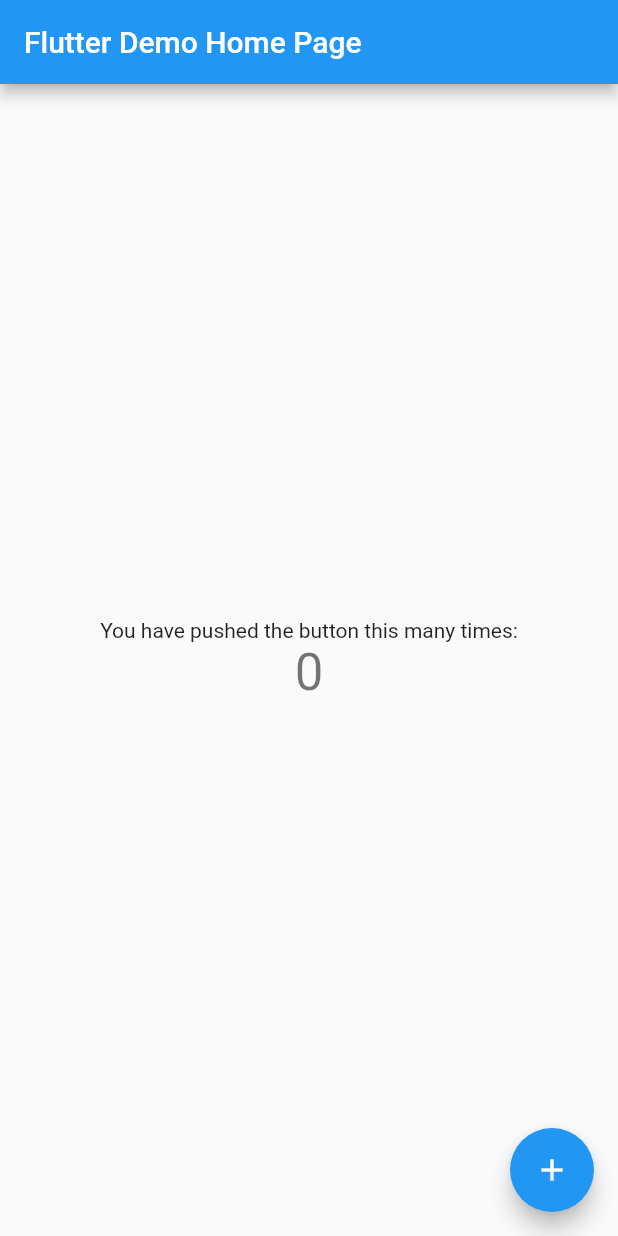
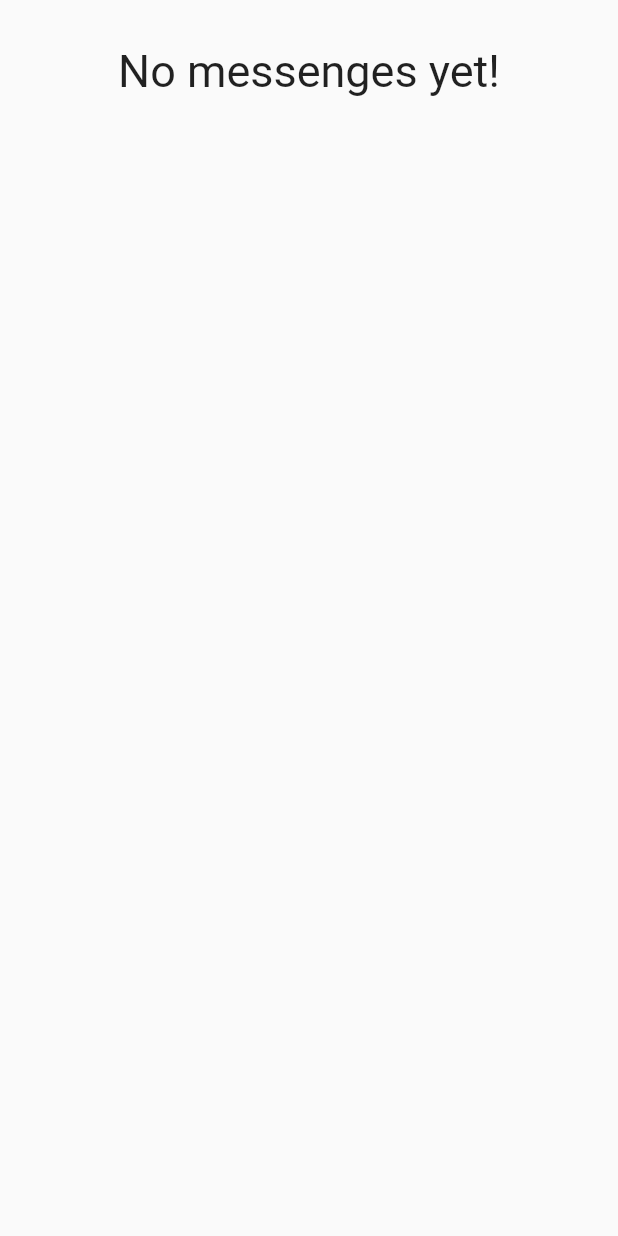
Before and after one commit to jhonantanErnane/FlutterMsg, a Flutter app: the screen it shows after launch, on a phone screen of 412 x 824 dp. Run offline on Flutter 3.47's test engine with Material 2 defaults, Android fonts, the phone set to English and light mode, and no system bars.

Commit message:
Page Messenges Add, playing build layout

```diff
--- a/lib/main.dart
+++ b/lib/main.dart
@@ -1,109 +1,43 @@
 import 'package:flutter/material.dart';
 
-void main() => runApp(new MyApp());
+import 'pages/messenges.dart';
 
-class MyApp extends StatelessWidget {
-  // This widget is the root of your application.
+void main() => runApp(new Tabs());
+
+class Tabs extends StatelessWidget {
   @override
   Widget build(BuildContext context) {
     return new MaterialApp(
-      title: 'Flutter Demo',
-      theme: new ThemeData(
-        // This is the theme of your application.
-        //
-        // Try running your application with "flutter run". You'll see the
-        // application has a blue toolbar. Then, without quitting the app, try
-        // changing the primarySwatch below to Colors.green and then invoke
-        // "hot reload" (press "r" in the console where you ran "flutter run",
-        // or press Run > Flutter Hot Reload in IntelliJ). Notice that the
-        // counter didn't reset back to zero; the application is not restarted.
-        primarySwatch: Colors.blue,
-      ),
-      home: new MyHomePage(title: 'Flutter Demo Home Page'),
+      title: "asddsa",
+      home: new Messenges()
     );
-  }
+  //     new DefaultTabController(
+  //       length: 1,
+  //       child: new Scaffold(
+  //         appBar: new AppBar(
+  //           bottom: new TabBar(
+  //             tabs: <Widget>[
+  //               new Tab(
+  //                  text: "asddas",
+  //               )
+  //             ],
+  //           ),
+  //           title: new Text("Title"),
+  //         ),
+  //         body: new TabBarView(
+  //           children: <Widget>[
+
+  //           ],
+  //         ),
+  //       ),
+  //     ),
+  //   );
+  // }
 }
-
-class MyHomePage extends StatefulWidget {
-  MyHomePage({Key key, this.title}) : super(key: key);
-
-  // This widget is the home page of your application. It is stateful, meaning
-  // that it has a State object (defined below) that contains fields that affect
-  // how it looks.
-
-  // This class is the configuration for the state. It holds the values (in this
-  // case the title) provided by the parent (in this case the App widget) and
-  // used by the build method of the State. Fields in a Widget subclass are
-  // always marked "final".
-
-  final String title;
-
-  @override
-  _MyHomePageState createState() => new _MyHomePageState();
 }
-
-class _MyHomePageState extends State<MyHomePage> {
-  int _counter = 0;
-
-  void _incrementCounter() {
-    setState(() {
-      // This call to setState tells the Flutter framework that something has
-      // changed in this State, which causes it to rerun the build method below
-      // so that the display can reflect the updated values. If we changed
-      // _counter without calling setState(), then the build method would not be
-      // called again, and so nothing would appear to happen.
-      _counter++;
-    });
-  }
-
-  @override
-  Widget build(BuildContext context) {
-    // This method is rerun every time setState is called, for instance as done
-    // by the _incrementCounter method above.
-    //
-    // The Flutter framework has been optimized to make rerunning build methods
-    // fast, so that you can just rebuild anything that needs updating rather
-    // than having to individually change instances of widgets.
-    return new Scaffold(
-      appBar: new AppBar(
-        // Here we take the value from the MyHomePage object that was created by
-        // the App.build method, and use it to set our appbar title.
-        title: new Text(widget.title),
-      ),
-      body: new Center(
-        // Center is a layout widget. It takes a single child and positions it
-        // in the middle of the parent.
-        child: new Column(
-          // Column is also layout widget. It takes a list of children and
-          // arranges them vertically. By default, it sizes itself to fit its
-          // children horizontally, and tries to be as tall as its parent.
-          //
-          // Invoke "debug paint" (press "p" in the console where you ran
-          // "flutter run", or select "Toggle Debug Paint" from the Flutter tool
-          // window in IntelliJ) to see the wireframe for each widget.
-          //
-          // Column has various properties to control how it sizes itself and
-          // how it positions its children. Here we use mainAxisAlignment to
-          // center the children vertically; the main axis here is the vertical
-          // axis because Columns are vertical (the cross axis would be
-          // horizontal).
-          mainAxisAlignment: MainAxisAlignment.center,
-          children: <Widget>[
-            new Text(
-              'You have pushed the button this many times:',
-            ),
-            new Text(
-              '$_counter',
-              style: Theme.of(context).textTheme.display1,
-            ),
-          ],
-        ),
-      ),
-      floatingActionButton: new FloatingActionButton(
-        onPressed: _incrementCounter,
-        tooltip: 'Increment',
-        child: new Icon(Icons.add),
-      ), // This trailing comma makes auto-formatting nicer for build methods.
-    );
-  }
-}
+// class TabsState extends State<Tabs> with SingleTickerProviderStateMixin {
+//   @override
+//   Widget build(BuildContext context) {
+//     return new Scaffold();
+//   }
+// }
--- /dev/null
+++ b/lib/pages/messenges.dart
@@ -0,0 +1,17 @@
+import 'package:flutter/material.dart';
+
+class Messenges extends StatelessWidget {
+  @override
+  Widget build(BuildContext context) {
+      return new Material(
+        child: new Container(
+        padding: new EdgeInsets.only(top: 30.0),
+        child: new Column(
+          children: <Widget>[
+            new Text("No messenges yet!", style: new TextStyle( fontSize: 30.0),)
+          ],
+        ),
+      ),
+      );
+    }
+}
```
